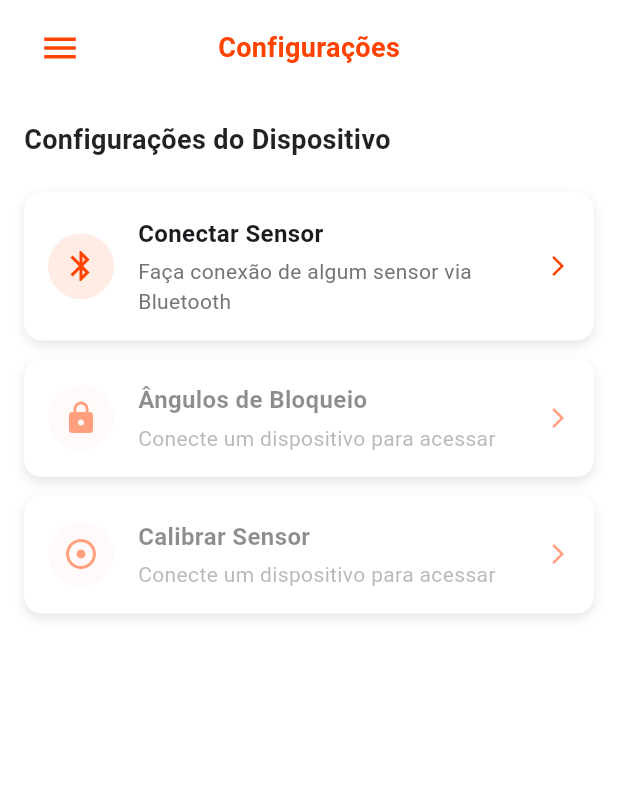
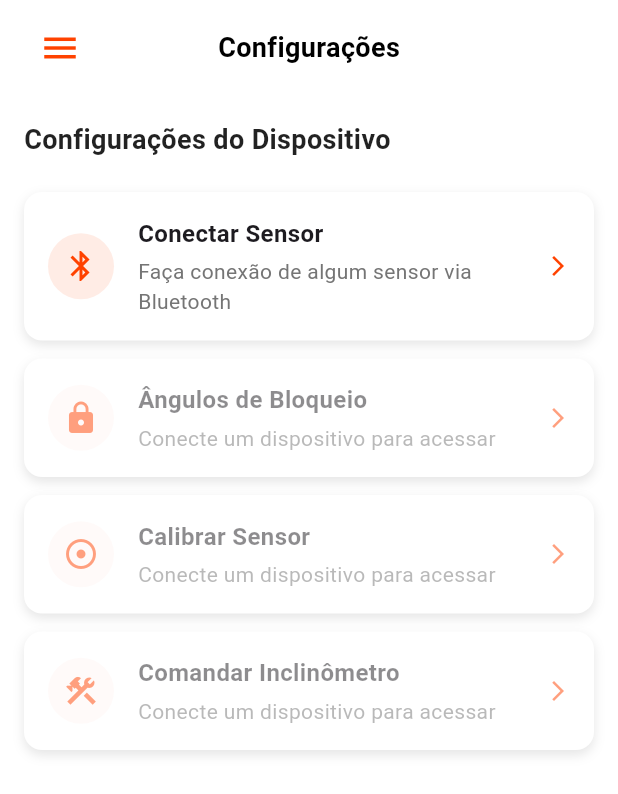
Before and after one commit to ramonVSCorrea/aplicativo_inclinometro, a Flutter app: the SettingsPage screen opened by its route, on a phone screen of 412 x 824 dp. Shown: the top 794 px of the screen. Run offline on Flutter 3.47's test engine with Material 3 defaults, Android fonts, the phone set to English and light mode, and no system bars; our stand-ins replace cloud_firestore, file_picker, firebase_auth, firebase_core, flutter_bluetooth_serial, google_maps_flutter and 3 more; accounts and stored records are empty; Roboto replaces fonts that are missing (Poppins).

Commit message:
✨ feat: add comandar inclinometro

```diff
--- a/lib/views/dashboards_page.dart
+++ b/lib/views/dashboards_page.dart
@@ -96,7 +96,7 @@ class _DashboardsPageState extends State<DashboardsPage> {
                           fontSize: 18,
                           fontWeight: FontWeight.bold,
                           fontFamily: 'Poppins',
-                          color: Color(0xFFFF4200),
+                          color: Colors.black,
                         ),
                       ),
                     ),
--- a/lib/views/settings_page.dart
+++ b/lib/views/settings_page.dart
@@ -10,6 +10,7 @@ import 'dart:async';
 import 'package:permission_handler/permission_handler.dart';
 
 import '../components/sideBar.dart';
+import 'home_page.dart';
 
 class SettingsPage extends StatefulWidget {
   @override
@@ -82,7 +83,7 @@ class _SettingsPage extends State<SettingsPage> {
                           fontSize: 18,
                           fontWeight: FontWeight.bold,
                           fontFamily: 'Poppins',
-                          color: Color(0xFFFF4200),
+                          color: Colors.black,
                         ),
                       ),
                     ),
@@ -153,6 +154,28 @@ class _SettingsPage extends State<SettingsPage> {
                                 context,
                                 MaterialPageRoute(
                                     builder: (context) => CalibrateSensorPage()));
+                          } else {
+                            _showConnectDeviceDialog(context);
+                          }
+                        },
+                        isEnabled: isDeviceConnected,
+                      ),
+
+                      _buildSettingCard(
+                        icon: Icons.construction,  // Ícone de ferramentas/construção
+                        title: 'Comandar Inclinômetro',
+                        subtitle: isDeviceConnected
+                            ? 'Faça os comandos de operador em um dispositivo'
+                            : 'Conecte um dispositivo para acessar',
+                        onTap: () {
+                          if (isDeviceConnected) {
+                            // Navegue para a tela de comando quando estiver implementada
+                            // Navigator.push(context, MaterialPageRoute(builder: (context) => ControlPage()));
+                            // Por enquanto, exibe um diálogo informando que está em desenvolvimento
+                            Navigator.push(
+                                context,
+                                MaterialPageRoute(builder: (context) => HomePage(isAdminMode: true))
+                            );
                           } else {
                             _showConnectDeviceDialog(context);
                           }
```
Also changed, not shown: lib/views/home_page.dart (+14 -3 lines).
